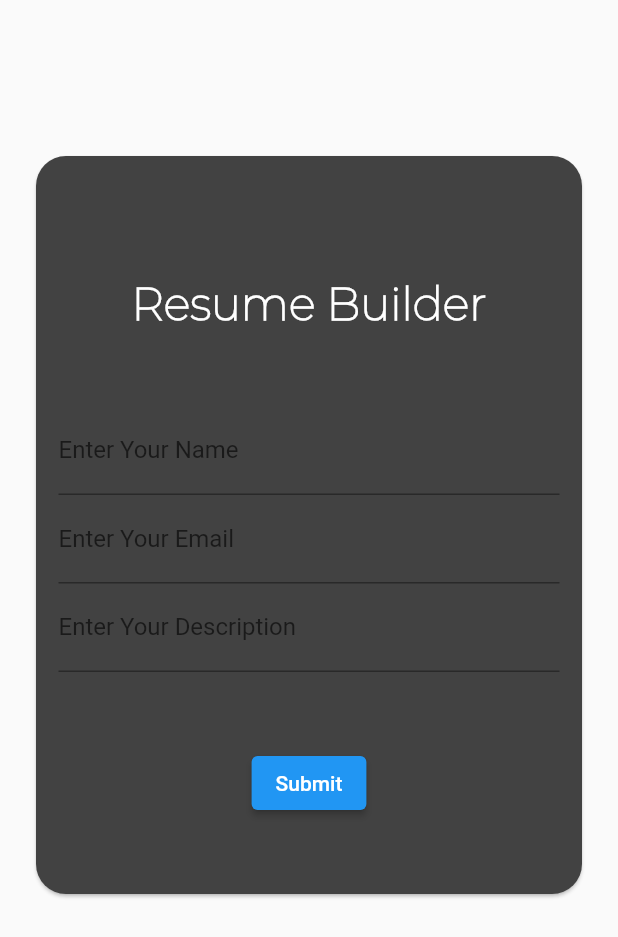
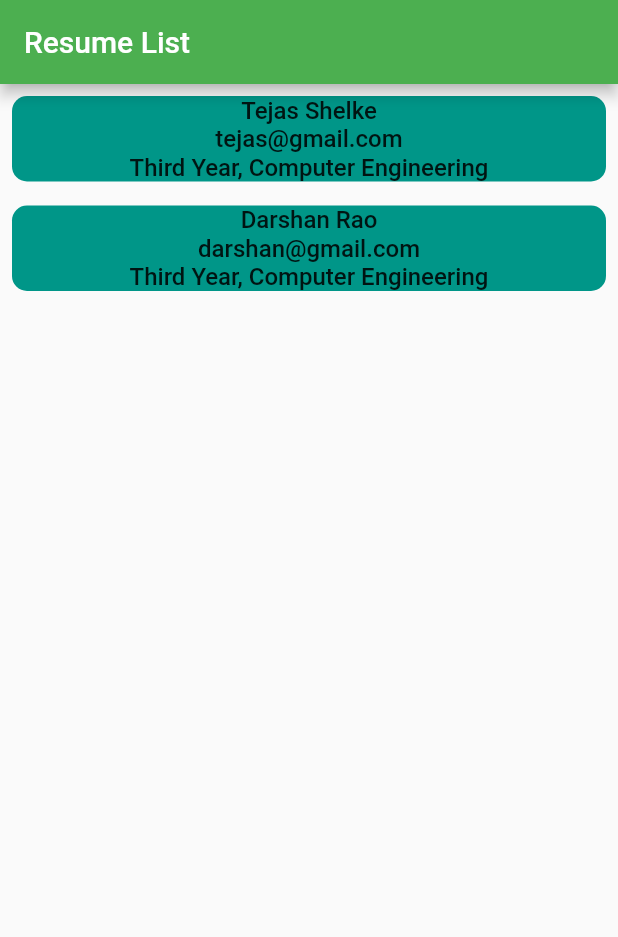
Before and after one commit to tejas-44/resume-builder, a Flutter app: the screen it shows after launch, on a phone screen of 412 x 824 dp. Shown: the top 937 px of the screen. Run offline on Flutter 3.47's test engine with Material 2 defaults, Android fonts, the phone set to English and light mode, and no system bars.

Commit message:
List VIew add

```diff
--- /dev/null
+++ b/lib/Screens/resume_list.dart
@@ -0,0 +1,32 @@
+import 'package:flutter/material.dart';
+import 'package:flutter_resume/listtile.dart';
+
+class ResumeList extends StatefulWidget {
+  const ResumeList({Key? key}) : super(key: key);
+
+  @override
+  _ResumeListState createState() => _ResumeListState();
+}
+
+class _ResumeListState extends State<ResumeList> {
+  List<ListWidget> resumeList = [
+    const ListWidget(
+        name: 'Tejas Shelke',
+        email: 'tejas@gmail.com',
+        year: 'Third Year, Computer Engineering'),
+    const ListWidget(
+        name: 'Darshan Rao',
+        email: 'darshan@gmail.com',
+        year: 'Third Year, Computer Engineering')
+  ];
+  @override
+  Widget build(BuildContext context) {
+    return Scaffold(
+      appBar: AppBar(
+        title: const Text("Resume List"),
+        backgroundColor: Colors.green,
+      ),
+      body: ListView(children: resumeList),
+    );
+  }
+}
--- a/lib/flutter_form.dart
+++ /dev/null
@@ -1,67 +0,0 @@
-import 'package:flutter/material.dart';
-import 'package:flutter_resume/main.dart';
-
-class InputForm extends StatefulWidget {
-  @override
-  _InputFormState createState() => _InputFormState();
-}
-
-class _InputFormState extends State<InputForm> {
-  @override
-  Widget build(BuildContext context) {
-    return MaterialApp(
-      home: Scaffold(
-        body: SafeArea(
-          child: SingleChildScrollView(
-            child: Padding(
-
-              padding: const EdgeInsets.symmetric(horizontal: 20,vertical: 100),
-              child: Card(
-                color: Color(0xFF424242),
-                shape: RoundedRectangleBorder(
-                  borderRadius: BorderRadius.circular(20),
-                ),
-                child: Padding(
-                  padding: const EdgeInsets.symmetric(horizontal: 15,vertical: 50),
-                  child: Column(
-                    children:  [
-                      const Padding(
-                        padding: EdgeInsets.only(top: 30),
-                        child: Text("Resume Builder",style: TextStyle(
-                            color: Colors.white,
-                            fontSize: 30,
-                            fontFamily: "Montserrat",
-                            fontWeight: FontWeight.w900
-                        ),),
-                      ),
-
-                      Padding(
-                        padding: const EdgeInsets.only(top: 50.0),
-                        child: TextFormField(
-                          decoration: const InputDecoration(labelText: "Enter Your Name"),
-                        ),
-                      ),
-                      TextFormField(
-                        decoration: const InputDecoration(labelText: "Enter Your Email"),
-                      ),
-                      TextFormField(
-                        decoration: const InputDecoration(labelText: "Enter Your Description"),
-                      ),
-
-                      Padding(
-                        padding: const EdgeInsets.only(top: 50),
-                        child: ElevatedButton(onPressed: (){
-                          Navigator.push(context, MaterialPageRoute(builder: (context) => const ResumeBuilder()));
-                        }, child: Text("Submit")),
-                      )
-                    ],
-                  ),
-                ),
-              ),
-            ),
-          ),
-        ),
-      ),
-    );
-  }
-}
--- /dev/null
+++ b/lib/listtile.dart
@@ -0,0 +1,48 @@
+import 'package:flutter/material.dart';
+
+class ListWidget extends StatelessWidget {
+  final String name;
+  final String email;
+  final String year;
+
+  const ListWidget(
+      {required this.name, required this.email, required this.year});
+  @override
+  Widget build(BuildContext context) {
+    return Padding(
+      padding: const EdgeInsets.all(8.0),
+      child: Container(
+        decoration: BoxDecoration(
+          borderRadius: BorderRadius.circular(10),
+          color: Colors.teal,
+        ),
+        child: Column(
+          mainAxisAlignment: MainAxisAlignment.start,
+          children: [
+            Text(
+              name,
+              style: const TextStyle(
+                fontSize: 16,
+                fontWeight: FontWeight.w500,
+              ),
+            ),
+            Text(
+              email,
+              style: const TextStyle(
+                fontSize: 16,
+                fontWeight: FontWeight.w500,
+              ),
+            ),
+            Text(
+              year,
+              style: const TextStyle(
+                fontSize: 16,
+                fontWeight: FontWeight.w500,
+              ),
+            )
+          ],
+        ),
+      ),
+    );
+  }
+}
```
Also changed, not shown: lib/Screens/flutter_form.dart (added, +87 -0 lines), lib/Screens/resume_page.dart (added, +75 -0 lines), lib/main.dart (+3 -82 lines).
